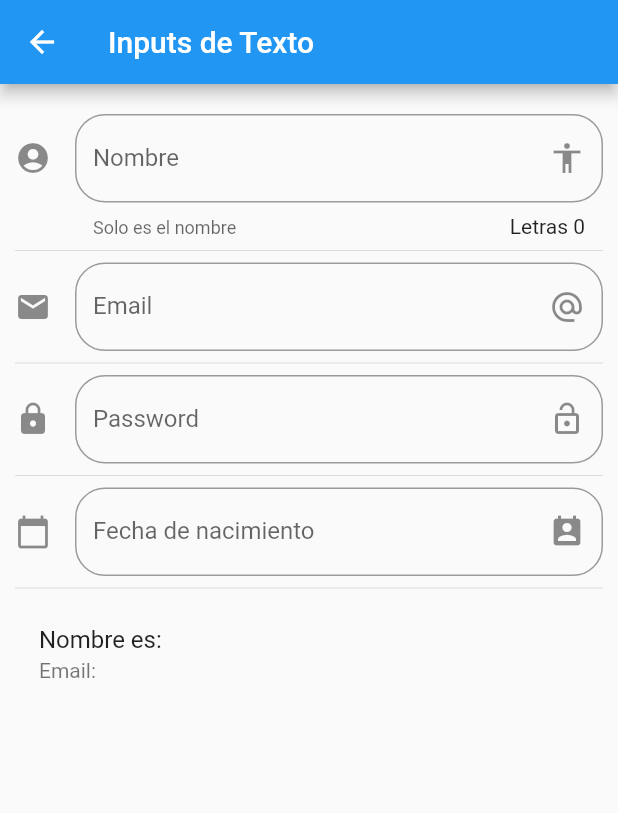
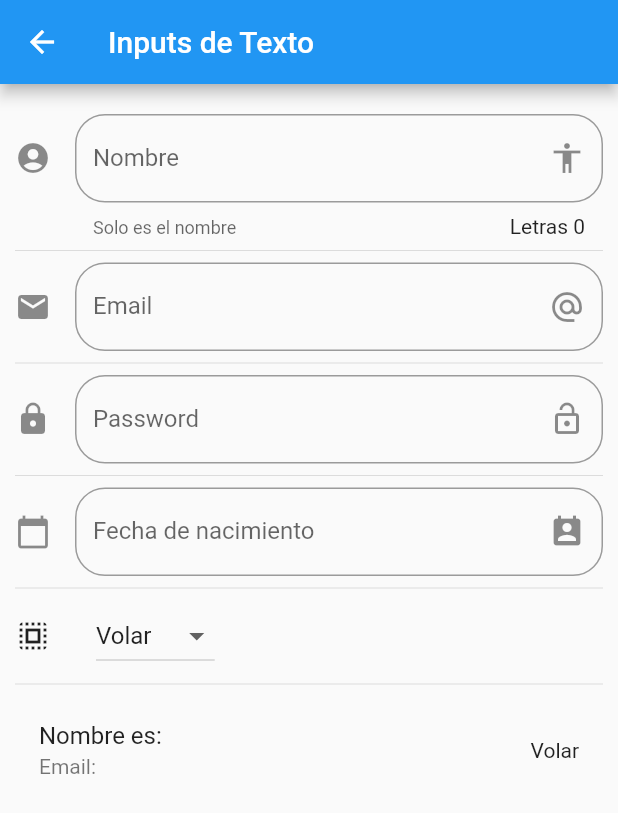
Before and after one commit to elalo4171/Curso_Flutter, a Flutter app: the InputPage screen opened by its route, on a phone screen of 412 x 824 dp. Shown: the top 813 px of the screen. Run offline on Flutter 3.47's test engine with Material 2 defaults, Android fonts, the phone set to English and light mode, and no system bars.

Commit message:
Se agrrego el DropdownButton y su documentacion

```diff
--- a/lib/src/pages/input_page.dart
+++ b/lib/src/pages/input_page.dart
@@ -11,6 +11,9 @@ class _InputPageState extends State<InputPage> {
 String _nombre="";
 String _email="";
 String _fecha="";
+String _optSeleccionanda='Volar';
+
+List<String> _poderes=['Volar', 'Rayos x', 'Aliento', 'Fuerza', "Hola"];
 TextEditingController _inputFieldDateController = new TextEditingController();
 
   @override
@@ -30,6 +33,8 @@ TextEditingController _inputFieldDateController = new TextEditingController();
             _crearPassword(),
             Divider(),
             _crearDate(context),
+            Divider(),
+            _crearDrowpdown(),
             Divider(),
             _crearPersona(),
 
@@ -71,6 +76,7 @@ TextEditingController _inputFieldDateController = new TextEditingController();
     return ListTile(
       title: Text("Nombre es: $_nombre"),
       subtitle: Text('Email: $_email'),
+      trailing: Text(_optSeleccionanda),
 
     );
 
@@ -149,9 +155,9 @@ TextEditingController _inputFieldDateController = new TextEditingController();
      DateTime picked = await showDatePicker(
        locale: Locale('es','ES'),
        context: context,
-       initialDate: new DateTime.now(),
-       firstDate: new DateTime(2018),
-       lastDate: new DateTime(2025),
+       initialDate: new DateTime(1998),
+       firstDate: new DateTime(1950),
+       lastDate: new DateTime(2000),
 
      );
 
@@ -164,5 +170,45 @@ TextEditingController _inputFieldDateController = new TextEditingController();
 
   }
 
+  List<DropdownMenuItem<String>> getOpcionesDropdown(){
+
+    List<DropdownMenuItem<String>> lista = new List();
+
+    _poderes.forEach((poder){
+
+      lista.add(DropdownMenuItem(
+        child: Text(poder),
+        value: poder,
+      ));
+
+    });
+    return lista;
+
+  }
+
+  Widget _crearDrowpdown() {
+
+    return Row(
+      children: <Widget>[
+        Icon(Icons.select_all),
+        SizedBox(width: 30.0,),
+        DropdownButton(
+
+      items: getOpcionesDropdown(),
+      value: _optSeleccionanda,
+      onChanged: (opt){
+        setState(() {
+         _optSeleccionanda=opt;
+
+        });
+      },
+    )
+      ],
+    );
+
+
+
+  }
+
 
 }
```
Also changed, not shown: 6 other files.
